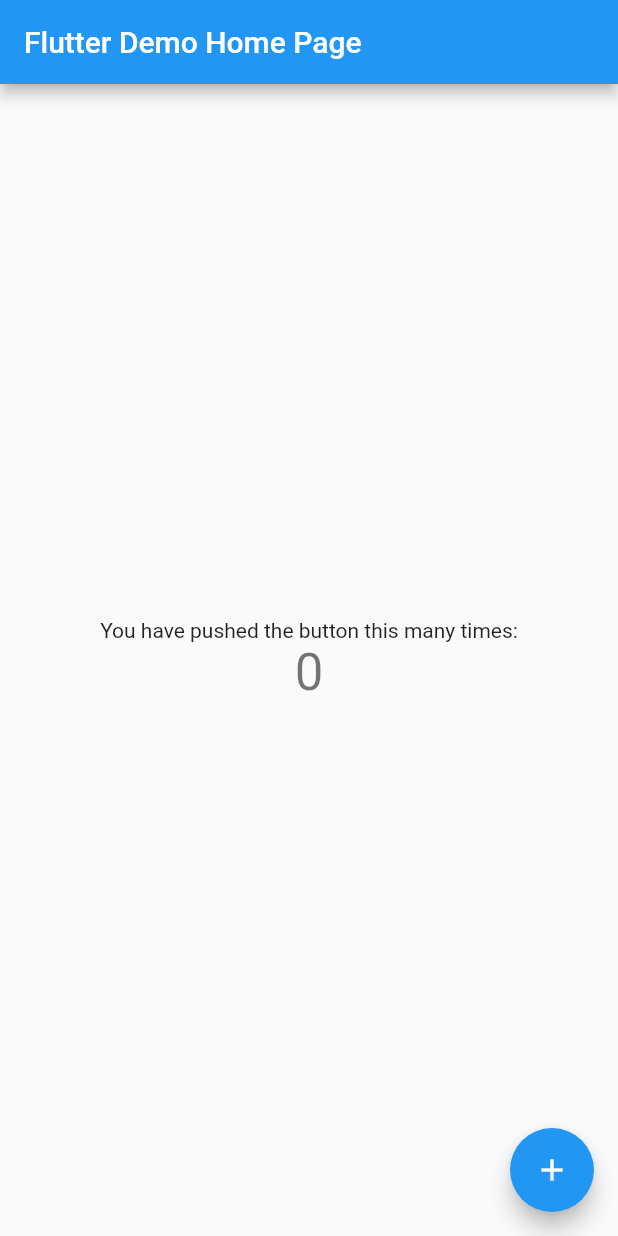
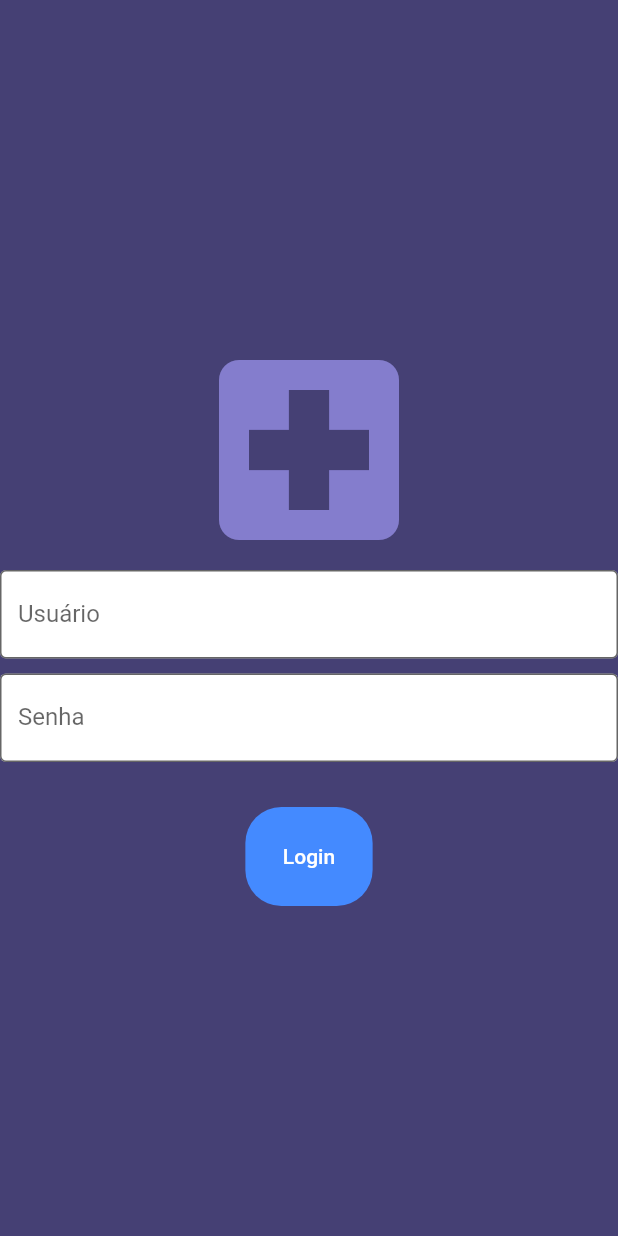
Before and after one commit to Cesarquatro/iHospital_HandsOn_Fit2023, a Flutter app: the screen it shows after launch, on a phone screen of 412 x 824 dp. Run offline on Flutter 3.47's test engine with Material 2 defaults, Android fonts, the phone set to English and light mode, and no system bars.

```diff
--- /dev/null
+++ b/Apps/ihospital/lib/login.dart
@@ -0,0 +1,80 @@
+import 'package:flutter/material.dart';
+import 'dart:math';
+
+class login extends StatelessWidget {
+  String usuario = "";
+  String senha = "";
+
+  @override
+  Widget build(BuildContext context) {
+    return Scaffold(
+      body: Container(
+        color: Color.fromARGB(228, 48, 42, 100),
+        height: double.infinity,
+        width: double.infinity,
+        child: Center(
+          child: Column(
+            mainAxisAlignment: MainAxisAlignment.center,
+            children: [
+              Icon(
+                Icons.local_hospital,
+                size: 160,
+                color: Color.fromARGB(226, 140, 133, 216),
+              ),
+              TextField(
+                onChanged: (value) {
+                  usuario = value;
+                  print("$usuario");
+                },
+                keyboardType: TextInputType.name,
+                decoration: InputDecoration(
+                  labelText: "Usuário",
+                  filled: true,
+                  fillColor: Colors.white,
+                  border: OutlineInputBorder(),
+                ),
+              ),
+              Padding(padding: EdgeInsets.all(5)),
+              TextField(
+                onChanged: (value) {
+                  senha = value;
+                },
+                obscureText: true,
+                decoration: InputDecoration(
+                  labelText: "Senha",
+                  filled: true,
+                  fillColor: Colors.white,
+                  border: OutlineInputBorder(),
+                ),
+              ),
+              Padding(padding: EdgeInsets.all(15)),
+              TextButton(
+                onPressed: () {
+                  if (usuario == "Cesarquatro" && senha == "handson1234") {
+                    print("Login Autorizado");
+                    Navigator.popAndPushNamed(context, "home");
+                  } else {
+                    print("Usuário ou senha incorreto");
+                  }
+                },
+                child: Text("Login"),
+                style: TextButton.styleFrom(
+                  primary: Colors.white,
+                  backgroundColor: Colors.blueAccent, //cor do fundo
+
+                  onSurface: Colors.grey,
+                  padding: const EdgeInsets.all(25), //margem no botão ou
+                  //fixedSize: const Size(100, 100), //tamanho fixo da margem
+                  shape: RoundedRectangleBorder(
+                    //side: BorderSide(color: Colors.green, width: 5), // borda do botão
+                    borderRadius: BorderRadius.circular(24),
+                  ),
+                ),
+              ),
+            ],
+          ),
+        ),
+      ),
+    );
+  }
+}
--- a/Apps/ihospital/lib/main.dart
+++ b/Apps/ihospital/lib/main.dart
@@ -1,115 +1,28 @@
 import 'package:flutter/material.dart';
+import 'home.dart';
+import 'login.dart';
+import 'menu.dart';
+import 'dart:math';
 
 void main() {
-  runApp(const MyApp());
+  runApp(
+    meuapp(),
+  );
 }
 
-class MyApp extends StatelessWidget {
-  const MyApp({super.key});
-
-  // This widget is the root of your application.
+class meuapp extends StatelessWidget {
   @override
   Widget build(BuildContext context) {
     return MaterialApp(
-      title: 'Flutter Demo',
-      theme: ThemeData(
-        // This is the theme of your application.
-        //
-        // Try running your application with "flutter run". You'll see the
-        // application has a blue toolbar. Then, without quitting the app, try
-        // changing the primarySwatch below to Colors.green and then invoke
-        // "hot reload" (press "r" in the console where you ran "flutter run",
-        // or simply save your changes to "hot reload" in a Flutter IDE).
-        // Notice that the counter didn't reset back to zero; the application
-        // is not restarted.
-        primarySwatch: Colors.blue,
-      ),
-      home: const MyHomePage(title: 'Flutter Demo Home Page'),
+      //home: pagina1(),
+      //home: pagina2(),
+      //home: login(),
+      routes: {
+        "/": (context) => login(), //rota inicial
+        "home": (context) => home(),
+        //"pagina2": (context) => pagina2(),
+        //"pagina3": (context) => pagina3(),
+      },
     );
   }
 }
-
-class MyHomePage extends StatefulWidget {
-  const MyHomePage({super.key, required this.title});
-
-  // This widget is the home page of your application. It is stateful, meaning
-  // that it has a State object (defined below) that contains fields that affect
-  // how it looks.
-
-  // This class is the configuration for the state. It holds the values (in this
-  // case the title) provided by the parent (in this case the App widget) and
-  // used by the build method of the State. Fields in a Widget subclass are
-  // always marked "final".
-
-  final String title;
-
-  @override
-  State<MyHomePage> createState() => _MyHomePageState();
-}
-
-class _MyHomePageState extends State<MyHomePage> {
-  int _counter = 0;
-
-  void _incrementCounter() {
-    setState(() {
-      // This call to setState tells the Flutter framework that something has
-      // changed in this State, which causes it to rerun the build method below
-      // so that the display can reflect the updated values. If we changed
-      // _counter without calling setState(), then the build method would not be
-      // called again, and so nothing would appear to happen.
-      _counter++;
-    });
-  }
-
-  @override
-  Widget build(BuildContext context) {
-    // This method is rerun every time setState is called, for instance as done
-    // by the _incrementCounter method above.
-    //
-    // The Flutter framework has been optimized to make rerunning build methods
-    // fast, so that you can just rebuild anything that needs updating rather
-    // than having to individually change instances of widgets.
-    return Scaffold(
-      appBar: AppBar(
-        // Here we take the value from the MyHomePage object that was created by
-        // the App.build method, and use it to set our appbar title.
-        title: Text(widget.title),
-      ),
-      body: Center(
-        // Center is a layout widget. It takes a single child and positions it
-        // in the middle of the parent.
-        child: Column(
-          // Column is also a layout widget. It takes a list of children and
-          // arranges them vertically. By default, it sizes itself to fit its
-          // children horizontally, and tries to be as tall as its parent.
-          //
-          // Invoke "debug painting" (press "p" in the console, choose the
-          // "Toggle Debug Paint" action from the Flutter Inspector in Android
-          // Studio, or the "Toggle Debug Paint" command in Visual Studio Code)
-          // to see the wireframe for each widget.
-          //
-          // Column has various properties to control how it sizes itself and
-          // how it positions its children. Here we use mainAxisAlignment to
-          // center the children vertically; the main axis here is the vertical
-          // axis because Columns are vertical (the cross axis would be
-          // horizontal).
-          mainAxisAlignment: MainAxisAlignment.center,
-          children: <Widget>[
-            const Text(
-              'You have pushed the button this many times:',
-            ),
-            Text(
-              '$_counter',
-              style: Theme.of(context).textTheme.headline4,
-            ),
-          ],
-        ),
-      ),
-      floatingActionButton: FloatingActionButton(
-        onPressed: _incrementCounter,
-        tooltip: 'Increment',
-        child: const Icon(Icons.add),
-      ), // This trailing comma makes auto-formatting nicer for build methods.
-    );
-  }
-}
```
Also changed, not shown: Apps/ihospital/lib/home.dart (added, +65 -0 lines), Apps/ihospital/lib/menu.dart (added, +31 -0 lines), Apps/ihospital/lib/menu..dart (added), 1 other file.
